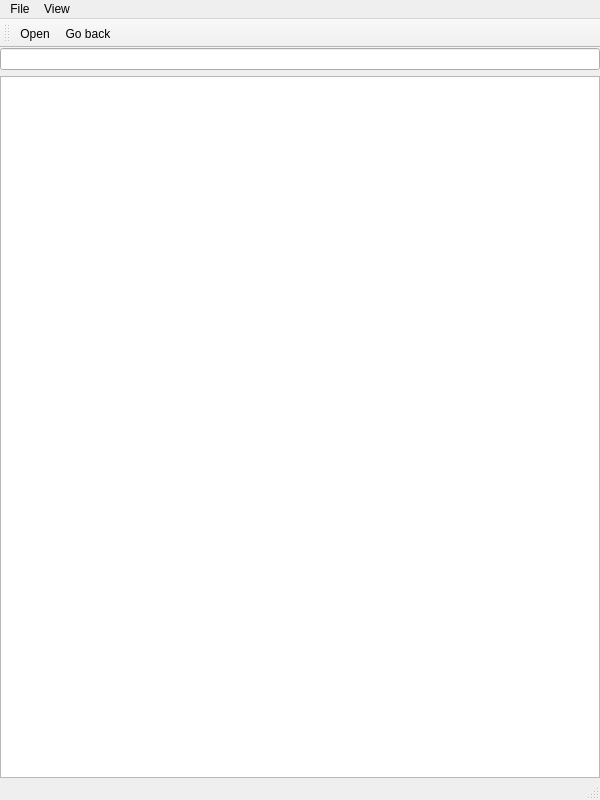
This is src/mainwindow.ui in ec1oud/nettebook as Qt 5 draws it before an edit. The edited form follows.
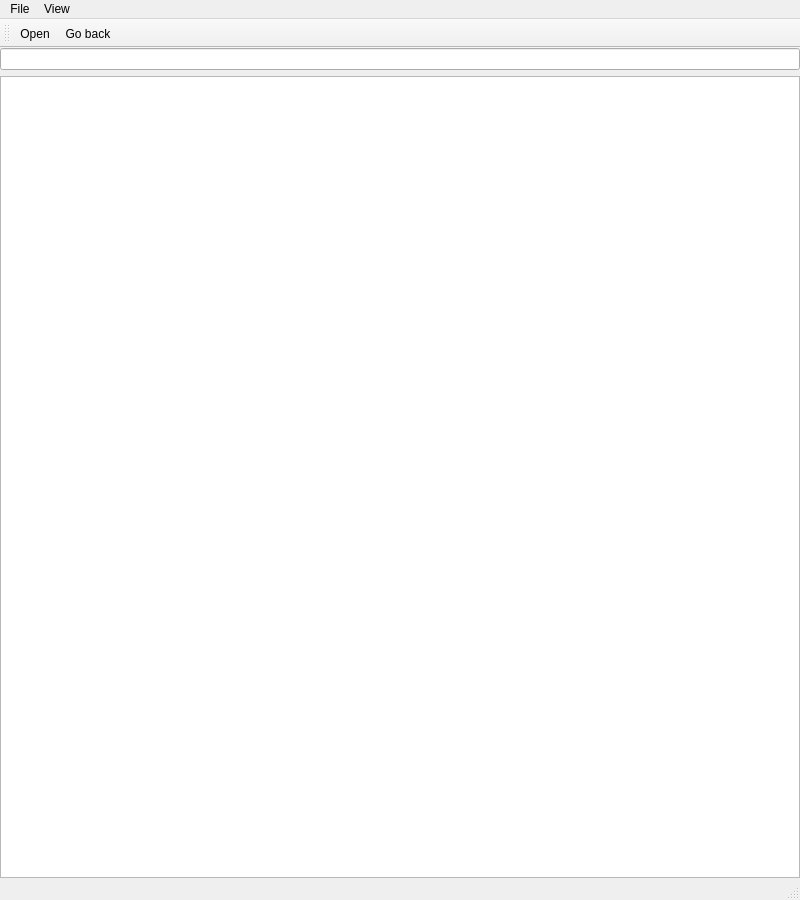
This is the edited form. Icons and pictures are not drawn. Custom widgets are drawn as their Qt base class.

```diff
--- a/src/mainwindow.ui
+++ b/src/mainwindow.ui
@@ -6,8 +6,8 @@
    <rect>
     <x>0</x>
     <y>0</y>
-    <width>600</width>
-    <height>800</height>
+    <width>800</width>
+    <height>900</height>
    </rect>
   </property>
   <property name="windowTitle">
@@ -51,7 +51,7 @@
     <rect>
      <x>0</x>
      <y>0</y>
-     <width>600</width>
+     <width>800</width>
      <height>20</height>
     </rect>
    </property>
```
Left out of the diff: 2 changed lines with no effect on the pictures.
